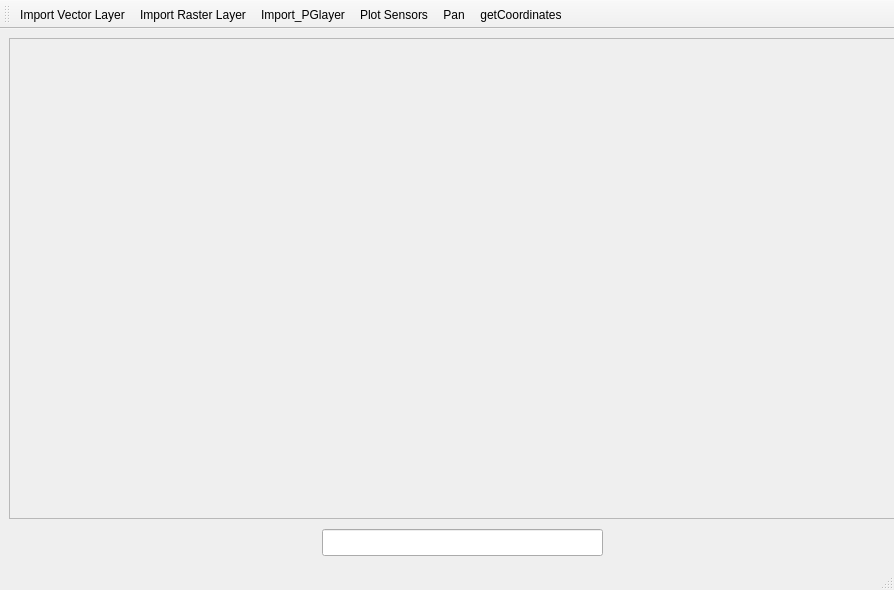
This is ui_files/smartgrid_gui.ui in ThePentium/def_plot as Qt 5 draws it before an edit. The edited form follows.
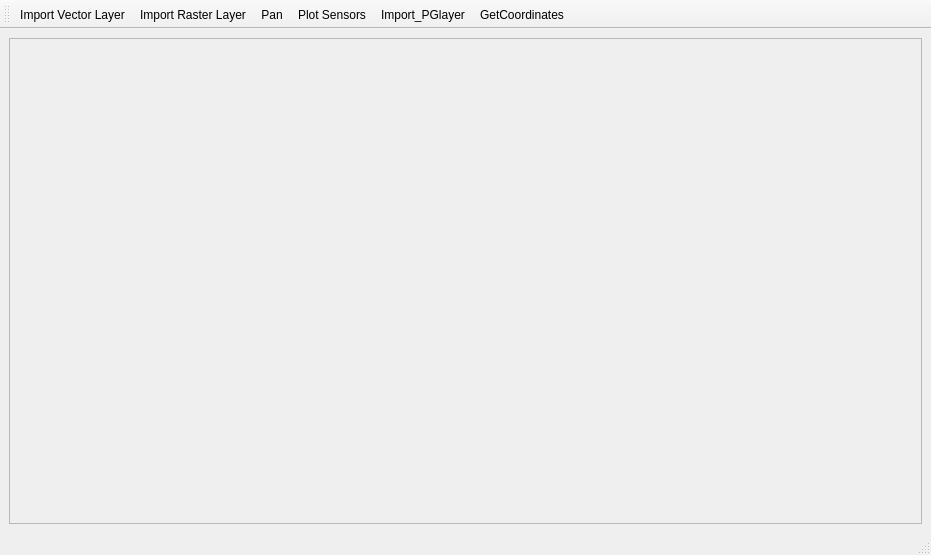
This is the edited form. Icons and pictures are not drawn.

Commit message: renamed:    pgconnect_gui.py -> connect_gui.py 	renamed:    pgconnect_gui.pyc -> connect_gui.pyc 	new file:   images/connect.png 	modified:   images/icon.png 	modified:   smart_grid.py 	modified:   smartgrid_gui.py 	modified:   smartgrid_gui.pyc 	renamed:    ui_files/pgconnect_gui.ui -> ui_files/connect_gui.ui 	modified:   ui_files/smartgrid_gui.ui

```diff
--- a/ui_files/smartgrid_gui.ui
+++ b/ui_files/smartgrid_gui.ui
@@ -6,23 +6,17 @@
    <rect>
     <x>0</x>
     <y>0</y>
-    <width>894</width>
-    <height>590</height>
+    <width>931</width>
+    <height>555</height>
    </rect>
   </property>
   <property name="windowTitle">
    <string>MainWindow</string>
   </property>
   <widget class="QWidget" name="centralwidget">
+   <layout class="QGridLayout" name="gridLayout">
+    <item row="0" column="0">
    <widget class="QFrame" name="frame">
-    <property name="geometry">
-     <rect>
-      <x>9</x>
-      <y>9</y>
-      <width>891</width>
-      <height>481</height>
-     </rect>
-    </property>
     <property name="frameShape">
      <enum>QFrame::StyledPanel</enum>
     </property>
@@ -30,19 +24,8 @@
      <enum>QFrame::Raised</enum>
     </property>
    </widget>
-   <widget class="QLineEdit" name="lineEdit">
-    <property name="geometry">
-     <rect>
-      <x>322</x>
-      <y>500</y>
-      <width>281</width>
-      <height>27</height>
-     </rect>
-    </property>
-    <property name="text">
-     <string/>
-    </property>
-   </widget>
+    </item>
+   </layout>
   </widget>
   <widget class="QToolBar" name="toolBar">
    <property name="windowTitle">
@@ -56,9 +39,9 @@
    </attribute>
    <addaction name="actionImport_Vlayer"/>
    <addaction name="actionImport_Rlayer"/>
-   <addaction name="actionImport_PGlayer"/>
-   <addaction name="actionPlot_Sensors"/>
    <addaction name="actionPan"/>
+   <addaction name="actionPlot_Sensors"/>
+   <addaction name="actionImport_PGlayer"/>
    <addaction name="actionGetCoordinates"/>
   </widget>
   <widget class="QStatusBar" name="statusbar"/>
@@ -132,7 +115,7 @@
   </action>
   <action name="actionGetCoordinates">
    <property name="text">
-    <string>getCoordinates</string>
+    <string>GetCoordinates</string>
    </property>
    <property name="toolTip">
     <string>getCoordinates</string>
```
Left out of the diff: 17 changed lines with no effect on the pictures. Lines whose indentation alone changed are shown as unchanged. The commit also changes 11 other files.
